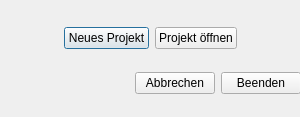
ChrFr/gui_vm, file src/gui_vm/view/qt_designed/welcome.ui: the form before one commit.
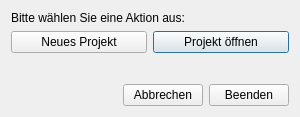
The form after the commit. Icons and pictures are not drawn.

Commit message: New Feature: splash screen; Update: layout changes

Patch:
```diff
--- a/src/gui_vm/view/qt_designed/welcome.ui
+++ b/src/gui_vm/view/qt_designed/welcome.ui
@@ -14,7 +14,7 @@
    </rect>
   </property>
   <property name="sizePolicy">
-   <sizepolicy hsizetype="Fixed" vsizetype="Fixed">
+   <sizepolicy hsizetype="Preferred" vsizetype="Preferred">
     <horstretch>0</horstretch>
     <verstretch>0</verstretch>
    </sizepolicy>
@@ -27,8 +27,8 @@
   </property>
   <property name="maximumSize">
    <size>
-    <width>409</width>
-    <height>159</height>
+    <width>300</width>
+    <height>139</height>
    </size>
   </property>
   <property name="windowTitle">
@@ -40,43 +40,8 @@
   <property name="modal">
    <bool>true</bool>
   </property>
-  <widget class="QWidget" name="verticalLayoutWidget">
-   <property name="geometry">
-    <rect>
-     <x>0</x>
-     <y>10</y>
-     <width>301</width>
-     <height>101</height>
-    </rect>
-   </property>
-   <layout class="QVBoxLayout" name="verticalLayout">
-    <item>
-     <layout class="QGridLayout" name="gridLayout">
-      <item row="0" column="1">
-       <widget class="QPushButton" name="new_button">
-        <property name="text">
-         <string>Neues Projekt</string>
-        </property>
-        <property name="icon">
-         <iconset resource="gui.qrc">
-          <normaloff>:/buttons/icons/plus.png</normaloff>:/buttons/icons/plus.png</iconset>
-        </property>
-       </widget>
-      </item>
-      <item row="0" column="0">
-       <spacer name="horizontalSpacer_2">
-        <property name="orientation">
-         <enum>Qt::Horizontal</enum>
-        </property>
-        <property name="sizeHint" stdset="0">
-         <size>
-          <width>40</width>
-          <height>20</height>
-         </size>
-        </property>
-       </spacer>
-      </item>
-      <item row="0" column="2">
+  <layout class="QGridLayout" name="gridLayout_2">
+   <item row="2" column="1">
        <widget class="QPushButton" name="open_button">
         <property name="minimumSize">
          <size>
@@ -93,22 +58,18 @@
         </property>
        </widget>
       </item>
-      <item row="0" column="3">
-       <spacer name="horizontalSpacer_3">
-        <property name="orientation">
-         <enum>Qt::Horizontal</enum>
-        </property>
-        <property name="sizeHint" stdset="0">
-         <size>
-          <width>40</width>
-          <height>20</height>
-         </size>
-        </property>
-       </spacer>
-      </item>
-     </layout>
-    </item>
-    <item>
+   <item row="2" column="0">
+    <widget class="QPushButton" name="new_button">
+     <property name="text">
+      <string>Neues Projekt</string>
+     </property>
+     <property name="icon">
+      <iconset resource="gui.qrc">
+       <normaloff>:/buttons/icons/plus.png</normaloff>:/buttons/icons/plus.png</iconset>
+     </property>
+    </widget>
+   </item>
+   <item row="4" column="0" colspan="2">
      <layout class="QHBoxLayout" name="horizontalLayout_2">
       <item>
        <spacer name="horizontalSpacer">
@@ -139,8 +100,43 @@
       </item>
      </layout>
     </item>
-   </layout>
-  </widget>
+   <item row="3" column="1">
+    <spacer name="verticalSpacer">
+     <property name="orientation">
+      <enum>Qt::Vertical</enum>
+     </property>
+     <property name="sizeType">
+      <enum>QSizePolicy::Fixed</enum>
+     </property>
+     <property name="sizeHint" stdset="0">
+      <size>
+       <width>20</width>
+       <height>35</height>
+      </size>
+     </property>
+    </spacer>
+   </item>
+   <item row="0" column="0" colspan="2">
+    <widget class="QLabel" name="label">
+     <property name="text">
+      <string>Bitte wählen Sie eine Aktion aus:</string>
+     </property>
+    </widget>
+   </item>
+   <item row="1" column="1">
+    <spacer name="verticalSpacer_2">
+     <property name="orientation">
+      <enum>Qt::Vertical</enum>
+     </property>
+     <property name="sizeHint" stdset="0">
+      <size>
+       <width>20</width>
+       <height>40</height>
+      </size>
+     </property>
+    </spacer>
+   </item>
+  </layout>
  </widget>
  <resources>
   <include location="gui.qrc"/>
```
Lines whose indentation alone changed are shown as unchanged. The commit also changes 11 other files.
